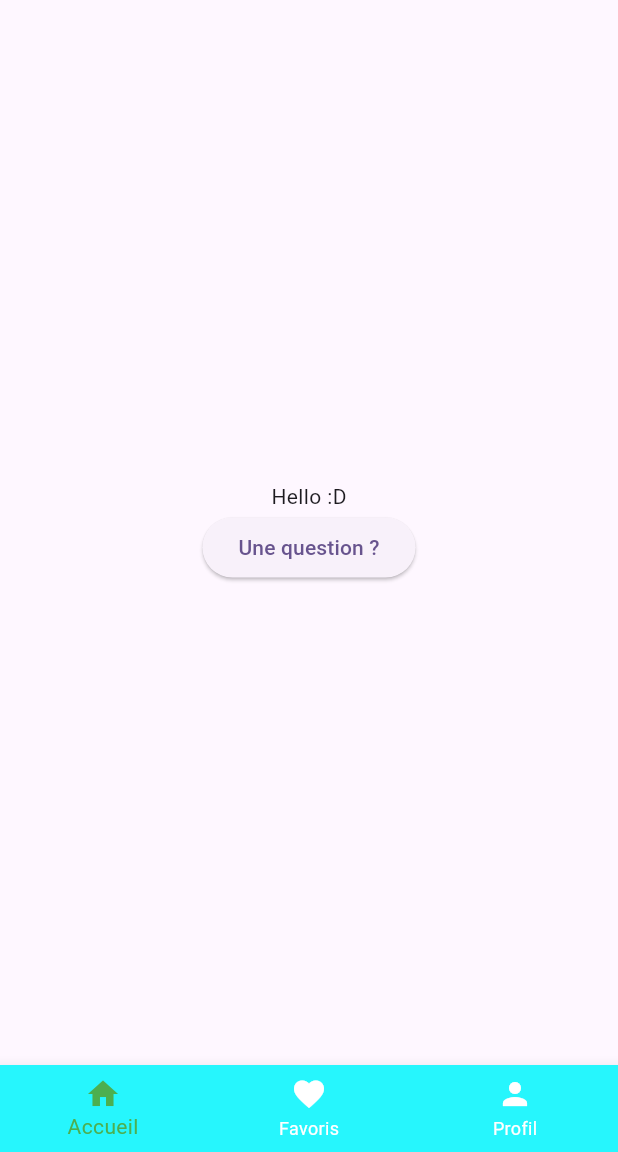
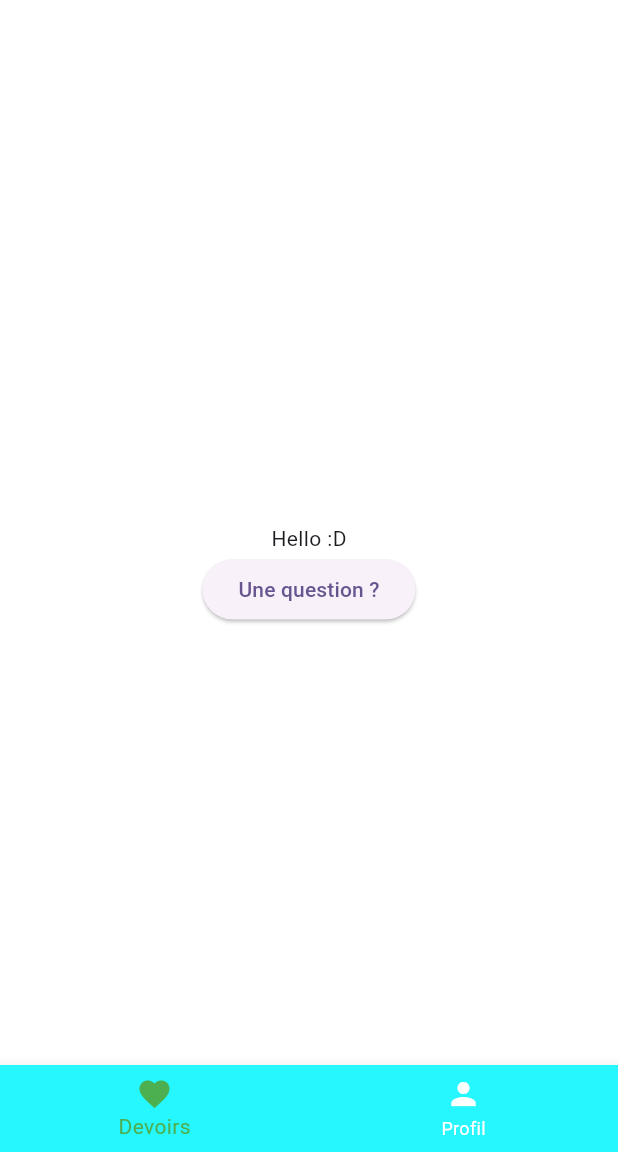
Before and after one commit to erwannevonia/EDK_AP_Lourd, a Flutter app: the screen it shows after launch, on a phone screen of 412 x 824 dp, the part 84-1236 px from its top. Run offline on Flutter 3.47's test engine with Material 3 defaults, Android fonts, the phone set to English and light mode, and no system bars.

Commit message:
update
api et ui

```diff
--- a/lib/main.dart
+++ b/lib/main.dart
@@ -1,4 +1,6 @@
 import 'package:flutter/material.dart';
+import 'screens/profil_screen.dart';
+import 'screens/devoir_screen.dart';
 
 void main() {
   runApp(const MyApp());
@@ -40,49 +42,18 @@
 }
 
 class _MyHomePageState extends State<MyHomePage> {
-  void _afficherPopup(BuildContext context) {
-    showDialog(
-      context: context,
-      builder: (BuildContext context) {
-        return AlertDialog(
-          title: const Text("Titre de la pop-up"),
-          content: const Text("Ceci est une boîte de dialogue simple."),
-          actions: [
-            TextButton(
-              onPressed: () => Navigator.of(context).pop(), // Fermer la pop-up
-              child: const Text("Fermer"),
-            ),
-          ],
-        );
-      },
-    );
-  }
-
   int _currentIndex = 0;
 
-  // final List<Widget> _pages = [
-  //   const ConcertListScreen(),
-  //   const FavoritesScreen(),
-  //   const ProfileScreen(),
-  // ];
+  final List<Widget> _pages = [
+    const DevoirScreen(),
+    const ProfilScreen(),
+  ];
 
   @override
   Widget build(BuildContext context) {
     return Scaffold(
+      body: _pages[_currentIndex],
       appBar: AppBar(title: const Text('EDK Admin')),
-        body: Center(
-            child: Column(
-              mainAxisAlignment: MainAxisAlignment.center,
-              children: [
-                const Text("Hello :D"),
-                ElevatedButton(
-                  // ignore: avoid_print
-                  onPressed: () => _afficherPopup(context),
-                  child: const Text("Une question ?"),
-                ),
-              ],
-            )
-        ),
 
       // NavBar
       bottomNavigationBar: BottomNavigationBar(
@@ -101,8 +72,7 @@
         },
         // les items sont les diiférentes catégories pour la navbar
         items: const [
-              BottomNavigationBarItem(icon: Icon(Icons.home), label: 'Accueil'),
-              BottomNavigationBarItem(icon: Icon(Icons.favorite), label: 'Favoris'),
+          BottomNavigationBarItem(icon: Icon(Icons.favorite), label: 'Devoirs'),
           BottomNavigationBarItem(icon: Icon(Icons.person), label: 'Profil'),
         ],
       ),
--- /dev/null
+++ b/lib/screens/devoir_screen.dart
@@ -0,0 +1,47 @@
+import 'package:flutter/material.dart';
+
+class DevoirScreen extends StatelessWidget {
+  const DevoirScreen({super.key});
+
+  void _afficherPopup(BuildContext context) {
+    showDialog(
+      context: context,
+      builder: (BuildContext context) {
+        return AlertDialog(
+          title: const Text("Titre de la pop-up"),
+          content: const Text("Ceci est une boîte de dialogue simple."),
+          actions: [
+            TextButton(
+              onPressed: () => Navigator.of(context).pop(), // Fermer la pop-up
+              child: const Text("Fermer"),
+            ),
+          ],
+        );
+      },
+    );
+  }
+
+  @override
+  Widget build(BuildContext context) {
+    return Scaffold(
+      backgroundColor: const Color.fromARGB(255, 255, 255, 255),
+      appBar: AppBar(
+        title: const Text('Mon Profil', style: TextStyle(color: Colors.white)),
+        backgroundColor: const Color.fromARGB(255, 255, 255, 255),
+        elevation: 0,
+      ),
+      body: Center(
+          child: Column(
+        mainAxisAlignment: MainAxisAlignment.center,
+        children: [
+          const Text("Hello :D"),
+          ElevatedButton(
+            // ignore: avoid_print
+            onPressed: () => _afficherPopup(context),
+            child: const Text("Une question ?"),
+          ),
+        ],
+      )),
+    );
+  }
+}
--- a/pubspec.yaml
+++ b/pubspec.yaml
@@ -30,6 +30,7 @@ environment:
 dependencies:
   flutter:
     sdk: flutter
+  http: ^1.2.2
 
 
   # The following adds the Cupertino Icons font to your application.
```
Also changed, not shown: lib/models/user.dart (added, +28 -0 lines), lib/screens/profil_screen.dart (added, +23 -0 lines), lib/screens/test_screen.dart (added, +23 -0 lines), lib/services/api_service.dart (added, +18 -0 lines), pubspec.lock. Lines whose indentation alone changed are shown as unchanged.
